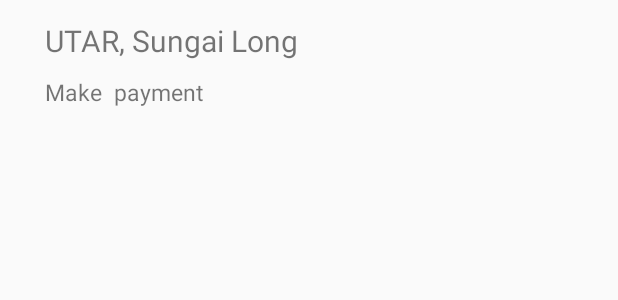
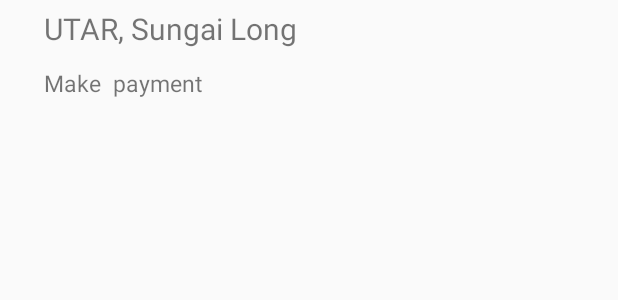
Before and after one commit to kingchoo95/Note, an Android app: the layout search_place_custom_layout.xml on its own in the app's theme, with its tools: preview values and no code run, on a phone screen of 412 x 824 dp. Shown: the top 300 px of the screen. Run offline under Robolectric (Android 15) with nearby library versions, the phone set to English and light mode, and no system bars.

Commit message:
done advance search location activity

```diff
--- a/Noted/app/src/main/java/com/david/noted/MainActivity.java
+++ b/Noted/app/src/main/java/com/david/noted/MainActivity.java
@@ -36,8 +36,9 @@
 
 
     static ArrayList<String> titles = new ArrayList<>();
+    static ArrayList<String> locations = new ArrayList<>();
     static ArrayAdapter arrayAdapter;
-    public int selectId=0;
+    public int selectId = 0;
 
     @Override
     public void onRequestPermissionsResult(int requestCode, @NonNull String[] permissions, @NonNull int[] grantResults) {
@@ -110,6 +111,7 @@
             while(c != null){
                 Log.i("Resultnow",Integer.toString(c.getInt(idIndex)) + c.getString(titleIndex) + c.getString(noteIndex) +  c.getString(reminderTypeIndex) + c.getString(dateIndex) +  c.getString(timeIndex) +  c.getString(repeatByIndex) +c.getString(locationIndex) +c.getString(latitudeIndex)+c.getString(longitudeIndex)+Integer.toString(c.getInt(isTriggerIndex)));
                 titles.add(c.getString(titleIndex));
+                locations.add(c.getString(locationIndex));
                 c.moveToNext();
             }
 
--- a/Noted/app/src/main/java/com/david/noted/SearchReminderActivity.java
+++ b/Noted/app/src/main/java/com/david/noted/SearchReminderActivity.java
@@ -21,7 +21,7 @@
 
     int countFilterPosition=0;
     SearchView searchView;
-    ArrayList<String> titles = MainActivity.titles;
+    static ArrayList<String> titles = MainActivity.titles;
     static ArrayList<String> titlesFilter = MainActivity.titles;
     Boolean isFilter = false;
     static ArrayAdapter arrayAdapter;
--- a/Noted/app/src/main/res/layout/search_place_custom_layout.xml
+++ b/Noted/app/src/main/res/layout/search_place_custom_layout.xml
@@ -7,20 +7,21 @@
         android:id="@+id/textViewPlaceId"
         android:layout_width="wrap_content"
         android:layout_height="wrap_content"
-        android:layout_marginStart="30dp"
-        android:layout_marginTop="13dp"
+        android:layout_alignParentStart="true"
+        android:layout_alignParentTop="true"
+        android:layout_marginStart="29dp"
+        android:paddingTop="5dp"
         android:text="UTAR, Sungai Long"
-        android:textSize="20sp"
-        android:layout_alignParentTop="true"
-        android:layout_alignParentStart="true" />
+        android:textSize="20sp" />
 
     <TextView
         android:id="@+id/textViewTitleNameId"
         android:layout_width="wrap_content"
         android:layout_height="wrap_content"
-        android:layout_marginTop="10dp"
+        android:layout_alignStart="@+id/textViewPlaceId"
+        android:layout_below="@+id/textViewPlaceId"
+        android:layout_marginTop="12dp"
+        android:paddingBottom="3dp"
         android:text="Make  payment"
-        android:textSize="15sp"
-        android:layout_below="@+id/textViewPlaceId"
-        android:layout_alignStart="@+id/textViewPlaceId" />
+        android:textSize="15sp" />
 </RelativeLayout>
```
Also changed, not shown: Noted/app/src/main/java/com/david/noted/Location.java (added, +32 -0 lines), Noted/app/src/main/java/com/david/noted/NoteEditorActivity.java (+3 -5 lines), Noted/app/src/main/java/com/david/noted/SearchPlaceActivity.java (+115 -74 lines).
